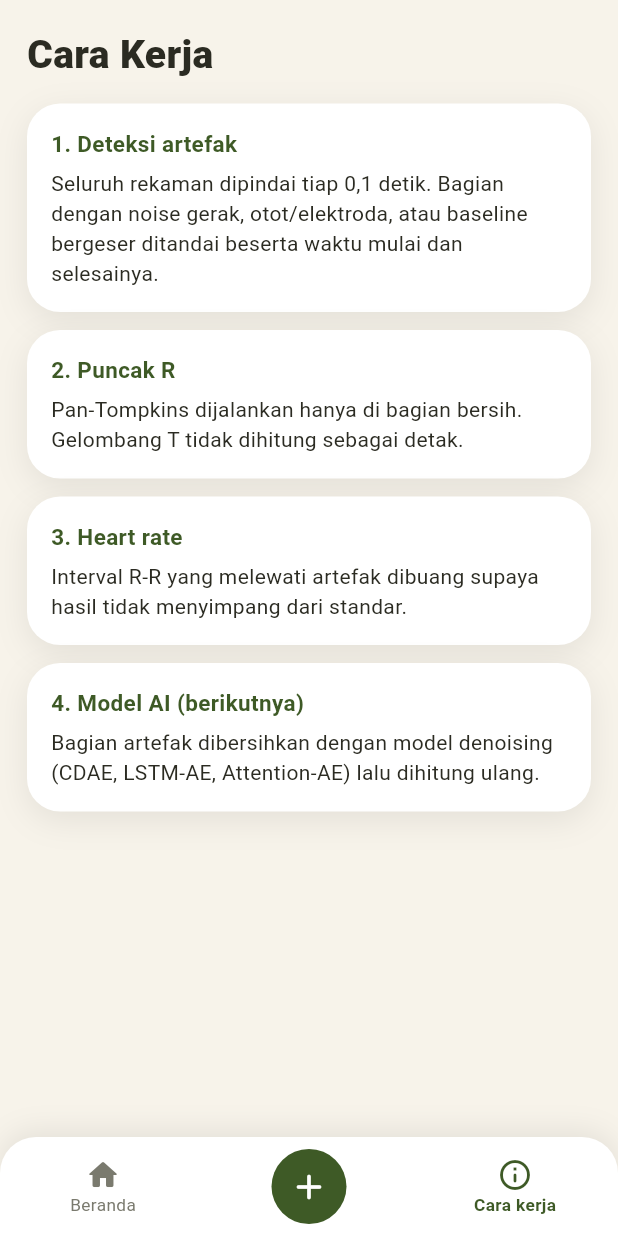
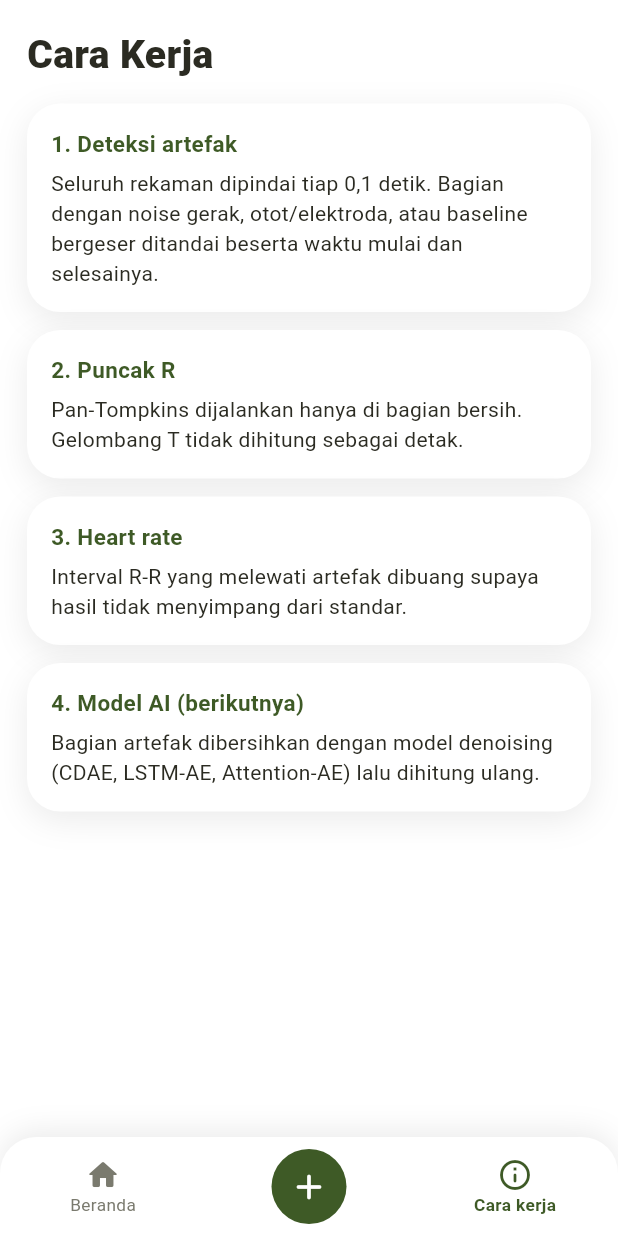
Before and after one commit to zafiranurkamila/ekg-artefak, a Flutter app: the screen it shows after launch, item 3 of the bottom bar chosen, on a phone screen of 412 x 824 dp. Run offline on Flutter 3.47's test engine with Material 3 defaults, Android fonts, the phone set to English and light mode, and no system bars; our stand-ins replace file_picker.

Commit message:
Latar putih

```diff
--- a/lib/main.dart
+++ b/lib/main.dart
@@ -4,7 +4,7 @@ import 'package:flutter/material.dart';
 import 'ekg.dart';
 
 // palet mengikuti contoh: krem, hijau zaitun, aksen oranye
-const krem = Color(0xFFF7F3EA);
+const krem = Color(0xFFFFFFFF); // latar putih
 const zaitun = Color(0xFF5B7B3A);
 const zaitunTua = Color(0xFF3E5A26);
 const zaitunMuda = Color(0xFFE8EED9);
```
